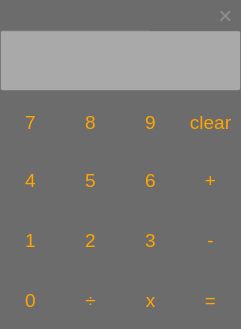
Old version of the form calculator.ui in the repository MahanMz/Calculator.
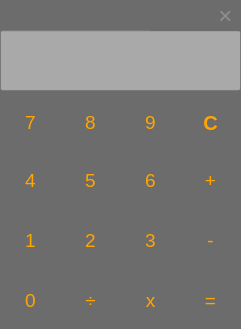
New version of the form. Icons and pictures are not drawn.

Diff of the .ui file:
```diff
--- a/calculator.ui
+++ b/calculator.ui
@@ -142,9 +142,9 @@
     </property>
     <property name="font">
      <font>
-      <pointsize>14</pointsize>
-      <weight>50</weight>
-      <bold>false</bold>
+      <pointsize>15</pointsize>
+      <weight>75</weight>
+      <bold>true</bold>
      </font>
     </property>
     <property name="styleSheet">
@@ -156,7 +156,7 @@
 }</string>
     </property>
     <property name="text">
-     <string>clear</string>
+     <string>C</string>
     </property>
    </widget>
    <widget class="QPushButton" name="btn4">
```
Left out of the diff: 4 changed lines with no effect on the pictures.
